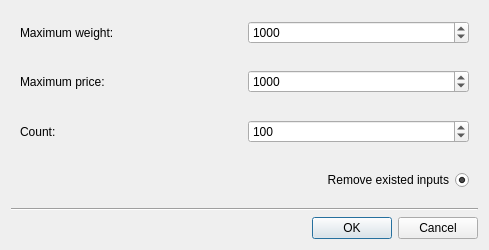
The window that UIDesign/random_dialog.ui (HT0710/CSD301_Group-1_Knapsack-problem) describes before a commit, drawn with Qt 5.
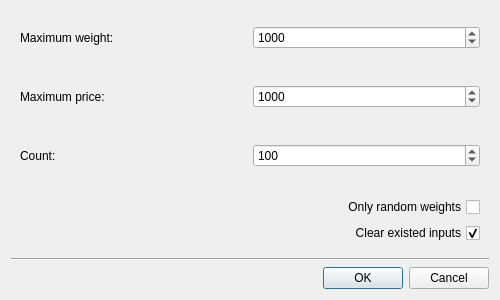
The same window after the commit.

Commit message: add weight only option

Patch:
```diff
--- a/UIDesign/random_dialog.ui
+++ b/UIDesign/random_dialog.ui
@@ -6,20 +6,20 @@
    <rect>
     <x>0</x>
     <y>0</y>
-    <width>489</width>
-    <height>250</height>
+    <width>500</width>
+    <height>300</height>
    </rect>
   </property>
   <property name="minimumSize">
    <size>
-    <width>489</width>
-    <height>250</height>
+    <width>500</width>
+    <height>300</height>
    </size>
   </property>
   <property name="maximumSize">
    <size>
-    <width>489</width>
-    <height>250</height>
+    <width>500</width>
+    <height>300</height>
    </size>
   </property>
   <property name="windowTitle">
@@ -127,14 +127,24 @@
      <property name="enabled">
       <bool>true</bool>
      </property>
-     <layout class="QHBoxLayout" name="horizontalLayout_3">
+     <layout class="QVBoxLayout" name="verticalLayout_2">
       <item>
-       <widget class="QRadioButton" name="rd_createOption">
+       <widget class="QCheckBox" name="cb_weightOnly">
         <property name="layoutDirection">
          <enum>Qt::RightToLeft</enum>
         </property>
         <property name="text">
-         <string>Remove existed inputs</string>
+         <string>Only random weights</string>
+        </property>
+       </widget>
+      </item>
+      <item>
+       <widget class="QCheckBox" name="cb_clearExisted">
+        <property name="layoutDirection">
+         <enum>Qt::RightToLeft</enum>
+        </property>
+        <property name="text">
+         <string>Clear existed inputs</string>
         </property>
         <property name="checked">
          <bool>true</bool>
```
The commit also changes 2 other files.
